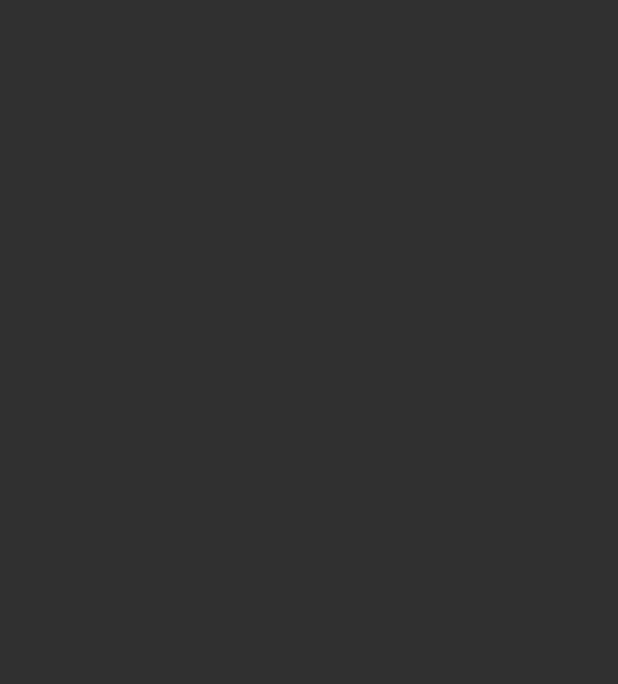
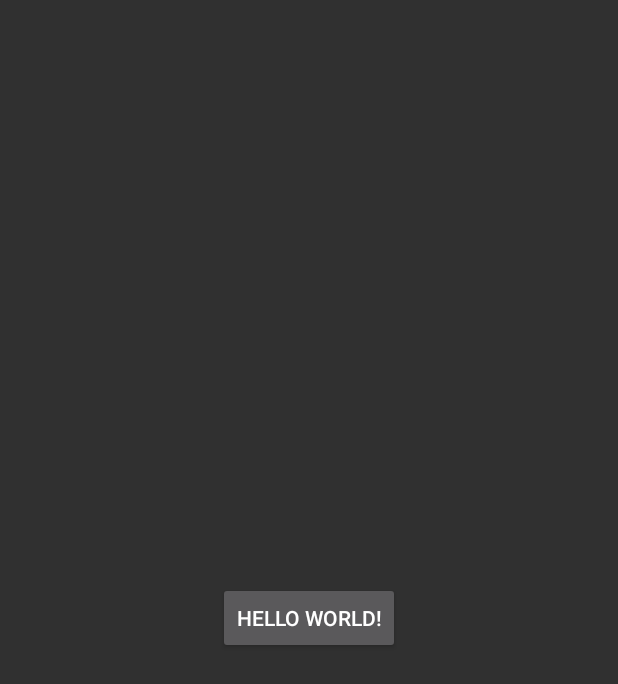
Before and after one commit to gamarcos/combitudo, an Android app: the screen it shows after launch (SplashActivity before the commit, MainActivity after it), on a phone screen of 412 x 824 dp. Before the commit the part shown is empty. Shown: the top 684 px of the screen. Run offline under Robolectric (Android 15) with nearby library versions, the phone set to English and light mode, and no system bars; 4 statements that could not run were skipped.

Commit message:
Create Fragment  Modules

```diff
--- a/app/build.gradle
+++ b/app/build.gradle
@@ -42,4 +42,7 @@ dependencies {
     testImplementation 'junit:junit:4.12'
     androidTestImplementation 'com.android.support.test:runner:1.0.2'
     androidTestImplementation 'com.android.support.test.espresso:espresso-core:3.0.2'
+    implementation 'com.android.support:cardview-v7:27.1.1'
+    implementation 'com.squareup.picasso:picasso:2.5.2'
+    implementation 'com.google.code.gson:gson:2.8.2'
 }
--- a/app/src/main/AndroidManifest.xml
+++ b/app/src/main/AndroidManifest.xml
@@ -16,7 +16,8 @@
                 <category android:name="android.intent.category.LAUNCHER" />
             </intent-filter>
         </activity>
-        <activity android:name=".MainActivity">
+        <activity android:name=".MainActivity"
+            android:theme="@style/Theme.AppCompat.NoActionBar">
         </activity>
     </application>
 
--- a/app/src/main/java/br/com/gabrielmarcos/combitudo/MainActivity.kt
+++ b/app/src/main/java/br/com/gabrielmarcos/combitudo/MainActivity.kt
@@ -1,12 +1,54 @@
 package br.com.gabrielmarcos.combitudo
 
-import android.support.v7.app.AppCompatActivity
 import android.os.Bundle
+import android.support.v4.app.FragmentActivity
+import br.com.gabrielmarcos.combitudo.modules.discussion.DiscussionFragment
+import br.com.gabrielmarcos.combitudo.modules.home.HomeFragment
+import br.com.gabrielmarcos.combitudo.modules.office.OfficeFragment
+import br.com.gabrielmarcos.combitudo.modules.profile.ProfileFragment
+import br.com.gabrielmarcos.combitudo.modules.training.TrainingFragment
+import kotlinx.android.synthetic.main.activity_main.*
 
-class MainActivity : AppCompatActivity() {
+class MainActivity : FragmentActivity() {
+
+    var currentPage = 0
+    val fragmentsList = arrayListOf(HomeFragment(), DiscussionFragment(), OfficeFragment(), TrainingFragment(), ProfileFragment())
+    val fragmentsTags = arrayListOf("home", "discussion", "office", "training", "profile")
+
 
     override fun onCreate(savedInstanceState: Bundle?) {
         super.onCreate(savedInstanceState)
         setContentView(R.layout.activity_main)
+
+        loadFragment(0)
+
+        bottomNavigation.setOnNavigationItemSelectedListener {
+            when (it.itemId) {
+                R.id.bottomNavigationHome -> loadFragment(0)
+                R.id.bottomNavigationJourneys -> loadFragment(1)
+                R.id.bottomNavigationPractices -> loadFragment(2)
+                R.id.bottomNavigationNotes -> loadFragment(3)
+                else -> loadFragment(4)
+            }
+        }
+    }
+
+    private fun loadFragment(page: Int): Boolean {
+        val fragment = fragmentsList[page]
+        val tag = fragmentsTags[page]
+
+        val fragmentTransaction = supportFragmentManager.beginTransaction()
+
+        if (supportFragmentManager.findFragmentByTag(tag) == null) {
+            fragmentTransaction.add(R.id.mainActivityContent, fragment, tag)
+        }
+
+        fragmentTransaction.hide(fragmentsList[currentPage])
+        fragmentTransaction.show(fragment)
+        fragmentTransaction.commit()
+
+        currentPage = page
+
+        return true
     }
 }
--- /dev/null
+++ b/app/src/main/java/br/com/gabrielmarcos/combitudo/modules/discussion/DiscussionFragment.kt
@@ -0,0 +1,13 @@
+package br.com.gabrielmarcos.combitudo.modules.discussion
+
+import android.app.Fragment
+import android.os.Bundle
+import android.view.LayoutInflater
+import android.view.View
+import android.view.ViewGroup
+
+class DiscussionFragment: Fragment(){
+    override fun onCreateView(inflater: LayoutInflater, container: ViewGroup?, savedInstanceState: Bundle?): View? {
+        return inflater.inflate(R.layout.fragment_discussion, null)
+    }
+}
--- /dev/null
+++ b/app/src/main/java/br/com/gabrielmarcos/combitudo/modules/home/HomeFragment.kt
@@ -0,0 +1,13 @@
+package br.com.gabrielmarcos.combitudo.modules.home
+
+import android.app.Fragment
+import android.os.Bundle
+import android.view.LayoutInflater
+import android.view.View
+import android.view.ViewGroup
+
+class HomeFragment: Fragment(){
+    override fun onCreateView(inflater: LayoutInflater, container: ViewGroup?, savedInstanceState: Bundle?): View? {
+        return inflater.inflate(R.layout.fragment_home, null)
+    }
+}
--- /dev/null
+++ b/app/src/main/java/br/com/gabrielmarcos/combitudo/modules/office/OfficeFragment.kt
@@ -0,0 +1,13 @@
+package br.com.gabrielmarcos.combitudo.modules.office
+
+import android.app.Fragment
+import android.os.Bundle
+import android.view.LayoutInflater
+import android.view.View
+import android.view.ViewGroup
+
+class OfficeFragment: Fragment() {
+    override fun onCreateView(inflater: LayoutInflater, container: ViewGroup?, savedInstanceState: Bundle?): View? {
+        return inflater.inflate(R.layout.fragment_office, null)
+    }
+}
--- /dev/null
+++ b/app/src/main/java/br/com/gabrielmarcos/combitudo/modules/profile/ProfileFragment.kt
@@ -0,0 +1,13 @@
+package br.com.gabrielmarcos.combitudo.modules.profile
+
+import android.app.Fragment
+import android.os.Bundle
+import android.view.LayoutInflater
+import android.view.View
+import android.view.ViewGroup
+
+class ProfileFragment: Fragment() {
+    override fun onCreateView(inflater: LayoutInflater, container: ViewGroup?, savedInstanceState: Bundle?): View? {
+        return inflater.inflate(R.layout.fragment_profile, null)
+    }
+}
--- a/app/src/main/java/br/com/gabrielmarcos/combitudo/modules/splash/SplashActivity.kt
+++ b/app/src/main/java/br/com/gabrielmarcos/combitudo/modules/splash/SplashActivity.kt
@@ -1,12 +1,22 @@
 package br.com.gabrielmarcos.combitudo.modules.splash
 
+import android.content.Intent
 import android.os.Bundle
+import android.os.Handler
 import android.support.v7.app.AppCompatActivity
+import br.com.gabrielmarcos.combitudo.MainActivity
 import br.com.gabrielmarcos.combitudo.R
 
 class SplashActivity: AppCompatActivity() {
     override fun onCreate(savedInstanceState: Bundle?) {
         super.onCreate(savedInstanceState)
         setContentView(R.layout.activity_splash)
+
+        Handler().postDelayed(Runnable {
+            val intent = Intent(this, MainActivity::class.java)
+            startActivity(intent)
+            finish()
+        }, 2000)
+
     }
 }
--- /dev/null
+++ b/app/src/main/java/br/com/gabrielmarcos/combitudo/modules/training/TrainingFragment.kt
@@ -0,0 +1,13 @@
+package br.com.gabrielmarcos.combitudo.modules.training
+
+import android.app.Fragment
+import android.os.Bundle
+import android.view.LayoutInflater
+import android.view.View
+import android.view.ViewGroup
+
+class TrainingFragment: Fragment() {
+    override fun onCreateView(inflater: LayoutInflater, container: ViewGroup?, savedInstanceState: Bundle?): View? {
+        return inflater.inflate(R.layout.fragment_training, null)
+    }
+}
--- a/app/src/main/res/layout/activity_main.xml
+++ b/app/src/main/res/layout/activity_main.xml
@@ -6,7 +6,8 @@
     android:layout_height="match_parent"
     tools:context=".MainActivity">
 
-    <TextView
+    <Button
+        android:id="@+id/bottomNavigation"
         android:layout_width="wrap_content"
         android:layout_height="wrap_content"
         android:text="Hello World!"
--- /dev/null
+++ b/app/src/main/res/layout/fragment_discussion.xml
@@ -0,0 +1,6 @@
+<?xml version="1.0" encoding="utf-8"?>
+<android.support.constraint.ConstraintLayout
+    xmlns:android="http://schemas.android.com/apk/res/android" android:layout_width="match_parent"
+    android:layout_height="match_parent">
+
+</android.support.constraint.ConstraintLayout>
--- /dev/null
+++ b/app/src/main/res/layout/fragment_home.xml
@@ -0,0 +1,6 @@
+<?xml version="1.0" encoding="utf-8"?>
+<android.support.constraint.ConstraintLayout
+    xmlns:android="http://schemas.android.com/apk/res/android" android:layout_width="match_parent"
+    android:layout_height="match_parent">
+
+</android.support.constraint.ConstraintLayout>
--- /dev/null
+++ b/app/src/main/res/layout/fragment_office.xml
@@ -0,0 +1,6 @@
+<?xml version="1.0" encoding="utf-8"?>
+<android.support.constraint.ConstraintLayout
+    xmlns:android="http://schemas.android.com/apk/res/android" android:layout_width="match_parent"
+    android:layout_height="match_parent">
+
+</android.support.constraint.ConstraintLayout>
--- /dev/null
+++ b/app/src/main/res/layout/fragment_profile.xml
@@ -0,0 +1,6 @@
+<?xml version="1.0" encoding="utf-8"?>
+<android.support.constraint.ConstraintLayout
+    xmlns:android="http://schemas.android.com/apk/res/android" android:layout_width="match_parent"
+    android:layout_height="match_parent">
+
+</android.support.constraint.ConstraintLayout>
--- /dev/null
+++ b/app/src/main/res/layout/fragment_training.xml
@@ -0,0 +1,6 @@
+<?xml version="1.0" encoding="utf-8"?>
+<android.support.constraint.ConstraintLayout
+    xmlns:android="http://schemas.android.com/apk/res/android" android:layout_width="match_parent"
+    android:layout_height="match_parent">
+
+</android.support.constraint.ConstraintLayout>
```
